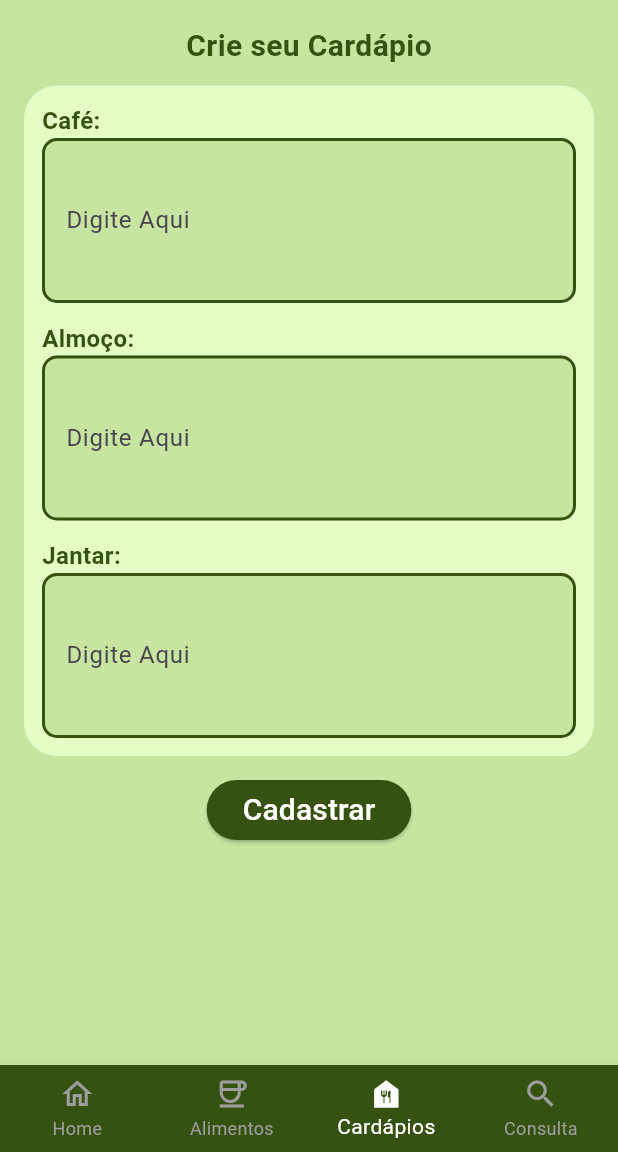
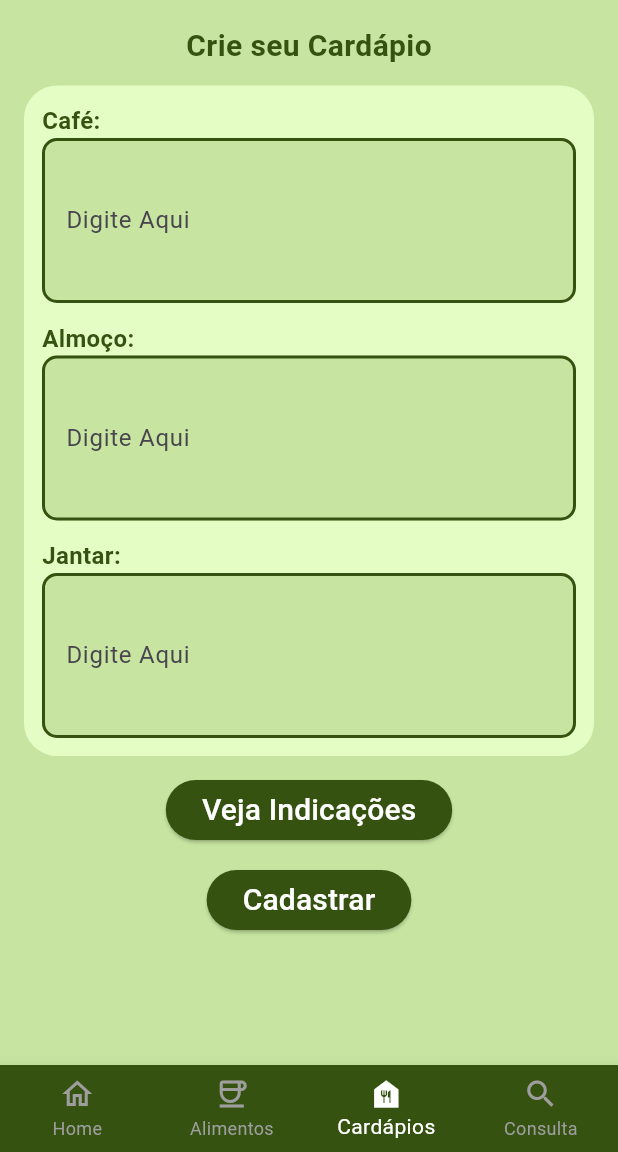
Before and after one commit to PedroLucasFernandes/app-nutricao, a Flutter app: the HomePage screen opened by its route, item 3 of the bottom bar chosen, on a phone screen of 412 x 824 dp, the part 84-1236 px from its top. Run offline on Flutter 3.47's test engine with Material 3 defaults, Android fonts, the phone set to English and light mode, and no system bars; our stand-ins replace image_picker, mask_text_input_formatter.

```diff
--- a/lib/pages/home.dart
+++ b/lib/pages/home.dart
@@ -48,7 +48,7 @@ class Home extends StatelessWidget {
                               borderRadius: BorderRadius.circular(8),
                             ),
                             width: 124,
-                            height: 151,
+                            height: 125,
                           ),
                         ),
                         Container(
--- a/lib/pages/home_page.dart
+++ b/lib/pages/home_page.dart
@@ -23,8 +23,8 @@ class _HomePageState extends State<HomePage> {
   Widget build(BuildContext context) {
     List pages = <Widget>[
       Home(),
-      NovoAlimento(),
-      NovoCardapio(),
+      NewFood(),
+      NewMenu(),
       Consulta(),
     ];
 
--- a/lib/pages/new_food.dart
+++ b/lib/pages/new_food.dart
@@ -2,12 +2,12 @@ import 'package:flutter/material.dart';
 import 'dart:io';
 import 'package:image_picker/image_picker.dart';
 
-class NovoAlimento extends StatefulWidget {
+class NewFood extends StatefulWidget {
   @override
-  _NovoAlimentoState createState() => _NovoAlimentoState();
+  _NewFoodState createState() => _NewFoodState();
 }
 
-class _NovoAlimentoState extends State<NovoAlimento> {
+class _NewFoodState extends State<NewFood> {
   XFile? _image;
 
   Future _getImage() async {
--- a/lib/pages/new_menu.dart
+++ b/lib/pages/new_menu.dart
@@ -1,14 +1,14 @@
 import 'package:flutter/material.dart';
 import '../widgets/form_field.dart';
 
-class NovoCardapio extends StatefulWidget {
-  const NovoCardapio({super.key});
+class NewMenu extends StatefulWidget {
+  const NewMenu({super.key});
 
   @override
-  _NovoCardapioState createState() => _NovoCardapioState();
+  _NewMenuState createState() => _NewMenuState();
 }
 
-class _NovoCardapioState extends State<NovoCardapio> {
+class _NewMenuState extends State<NewMenu> {
   final breakfastController = TextEditingController();
   final lunchController = TextEditingController();
   final dinnerController = TextEditingController();
@@ -105,6 +105,27 @@ class _NovoCardapioState extends State<NovoCardapio> {
               SizedBox(height: 12,),
               ElevatedButton(
                 onPressed: () {
+                  Navigator.pushNamed(context, "/indication_page");
+                },
+                style: ButtonStyle(
+                  backgroundColor: MaterialStatePropertyAll(Color(0XFF355211)),
+                  shape: MaterialStatePropertyAll(
+                    RoundedRectangleBorder(
+                      borderRadius: BorderRadius.circular(20),
+                    ),
+                  ),
+                ),
+                child: Text(
+                  "Veja Indicações",
+                  style: TextStyle(
+                    fontSize: 20,
+                    color: Colors.white,
+                  ),
+                ),
+              ),
+              SizedBox(height: 12,),
+              ElevatedButton(
+                onPressed: () {
                   final breakfast = breakfastController.text;
                   final lunch = lunchController.text;
                   final dinner = dinnerController.text;
--- a/lib/pages/search.dart
+++ b/lib/pages/search.dart
@@ -91,7 +91,7 @@ class Consulta extends StatelessWidget {
                               borderRadius: BorderRadius.circular(8),
                             ),
                             width: 124,
-                            height: 151,
+                            height: 124,
                           ),
                         ),
                         Container(
```
Also changed, not shown: lib/main.dart (+5 -3 lines), lib/pages/indication_page.dart (added, +35 -0 lines). Lines whose indentation alone changed are shown as unchanged.
